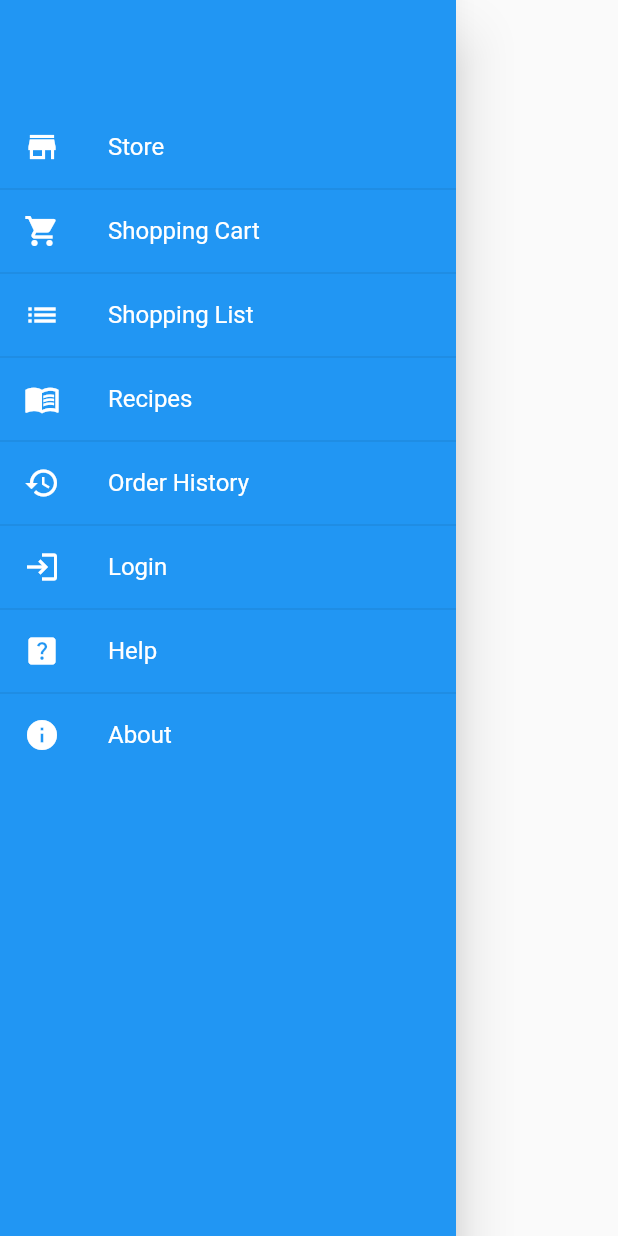
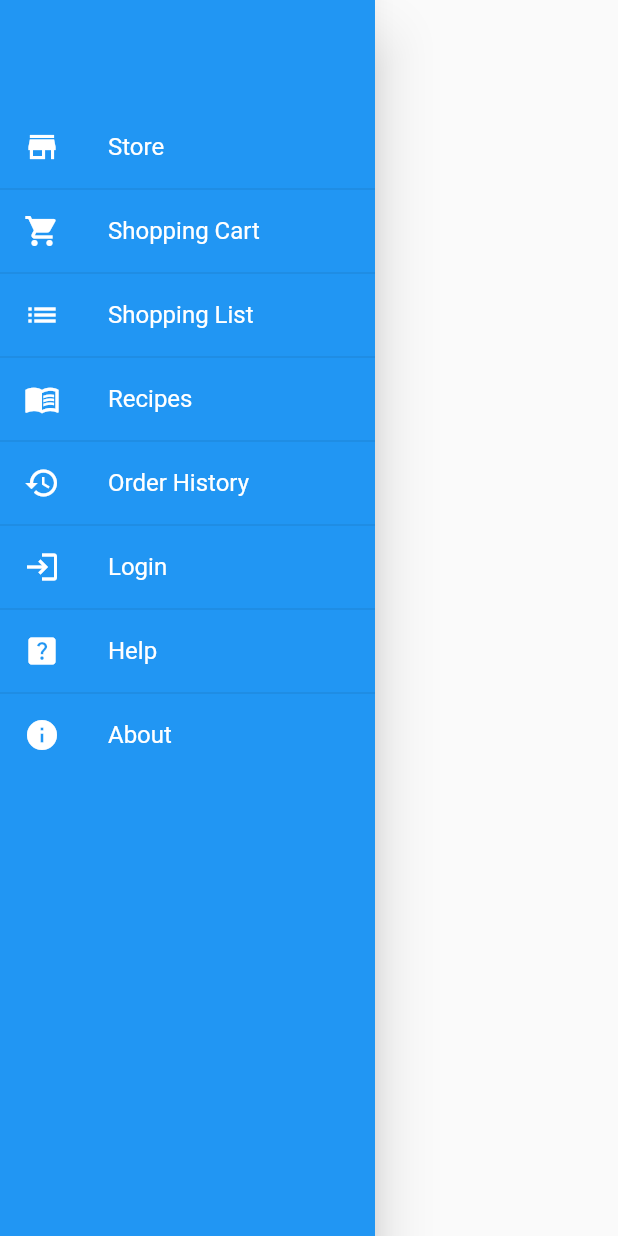
Before and after one commit to antoinebarbier022/app-marche-en-ligne, a Flutter app: the SideBar widget shown alone on an empty page, opened directly, on a phone screen of 412 x 824 dp. Run offline on Flutter 3.47's test engine with Material 2 defaults, Android fonts, the phone set to English and light mode, and no system bars; our stand-ins replace firebase_core; accounts and stored records are empty.

Commit message:
Ajustement de la taille de la sidebar

```diff
--- a/lib/view/widgets/sidebar_widget.dart
+++ b/lib/view/widgets/sidebar_widget.dart
@@ -7,7 +7,9 @@ class SideBar extends StatelessWidget {
 
   @override
   Widget build(BuildContext context) {
-    return Drawer(
+    return SizedBox(
+      width:250,
+      child: Drawer(
         child: Material(
           color: Theme.of(context).primaryColor,
           child: ListView(
@@ -62,6 +64,7 @@ class SideBar extends StatelessWidget {
             ]).toList(),
           ),
         ),
+      ),
     );
   }
 }
```
Lines whose indentation alone changed are shown as unchanged.
